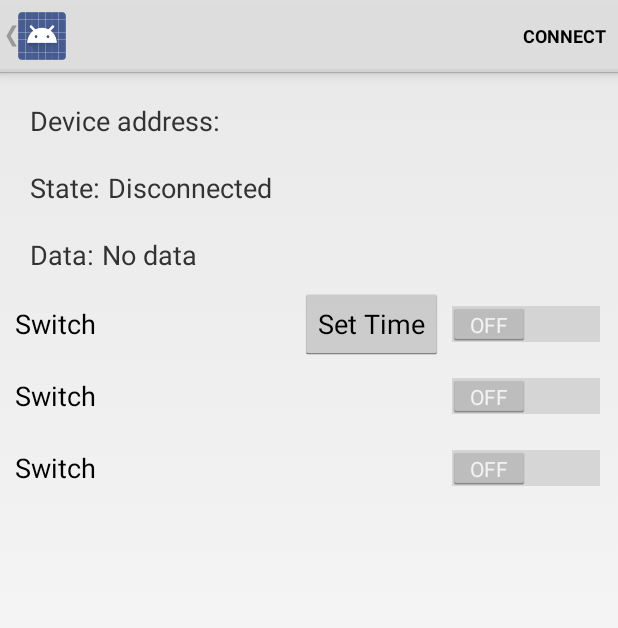
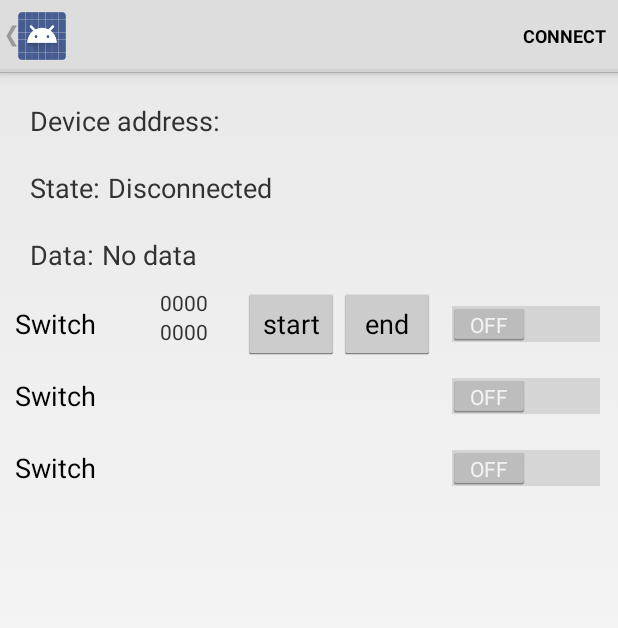
Before and after one commit to weifxn/BLE-Switch-App, an Android app: the MainActivity screen opened directly, with no data from a screen before it, on a phone screen of 412 x 824 dp. Shown: the top 628 px of the screen. Run offline under Robolectric (Android 15) with nearby library versions, the phone set to English and light mode, and no system bars; 3 statements that could not run were skipped.

Commit message:
add start and end timer

```diff
--- a/app/src/main/res/layout/gatt_services_characteristics.xml
+++ b/app/src/main/res/layout/gatt_services_characteristics.xml
@@ -85,33 +85,55 @@
 
         <Button
             android:id="@+id/btnEdit1"
-            android:layout_width="475dp"
+            android:layout_width="137dp"
             android:layout_height="match_parent"
             android:layout_weight="1"
             android:background="@android:color/transparent"
-            android:text="@string/switch_name"
-            android:gravity="center_vertical|start"/>
-        <TextView
-            android:id="@+id/tv"
-            android:layout_height="wrap_content"
-            android:layout_width="wrap_content"
-            />
+            android:gravity="center_vertical|start"
+            android:text="@string/switch_name" />
+
+
+        <LinearLayout
+            android:layout_width="96dp"
+            android:layout_height="match_parent"
+            android:layout_weight="1"
+            android:orientation="vertical">
+
+            <TextView
+                android:id="@+id/startText"
+                android:layout_width="wrap_content"
+                android:layout_height="wrap_content"
+                android:text="0000" />
+
+            <TextView
+                android:id="@+id/endText"
+                android:layout_width="wrap_content"
+                android:layout_height="wrap_content"
+                android:text="0000" />
+        </LinearLayout>
 
         <Button
-            android:id="@+id/btn"
+            android:id="@+id/startTime"
             android:layout_width="wrap_content"
             android:layout_height="wrap_content"
-            android:layout_below="@id/tv"
             android:onClick="onButtonClicked"
-            android:text="Set Time" />
+            android:text="start" />
+        <Button
+            android:id="@+id/endTime"
+            android:layout_width="wrap_content"
+            android:layout_height="wrap_content"
+            android:onClick="onButtonClicked"
+            android:text="end" />
 
         <Switch
             android:id="@+id/switch1"
-            android:layout_width="match_parent"
+            android:layout_width="153dp"
             android:layout_height="match_parent"
             android:layout_weight="1"
             android:baselineAligned="false"
             android:text=" " />
+
+
 
     </LinearLayout>
 
@@ -122,12 +144,12 @@
 
         <Button
             android:id="@+id/btnEdit2"
-            android:layout_width="475dp"
+            android:layout_width="175dp"
             android:layout_height="match_parent"
             android:layout_weight="1"
             android:background="@android:color/transparent"
-            android:text="@string/switch_name"
-            android:gravity="center_vertical|start"/>
+            android:gravity="center_vertical|start"
+            android:text="@string/switch_name" />
 
         <Switch
             android:id="@+id/switch2"
@@ -145,12 +167,12 @@
 
         <Button
             android:id="@+id/btnEdit3"
-            android:layout_width="475dp"
+            android:layout_width="175dp"
             android:layout_height="match_parent"
             android:layout_weight="1"
             android:background="@android:color/transparent"
-            android:text="@string/switch_name"
-            android:gravity="center_vertical|start"/>
+            android:gravity="center_vertical|start"
+            android:text="@string/switch_name" />
 
         <Switch
             android:id="@+id/switch3"
```
Also changed, not shown: app/src/main/java/com/dk/wf/ble_switch/MainActivity.java (+69 -7 lines).
